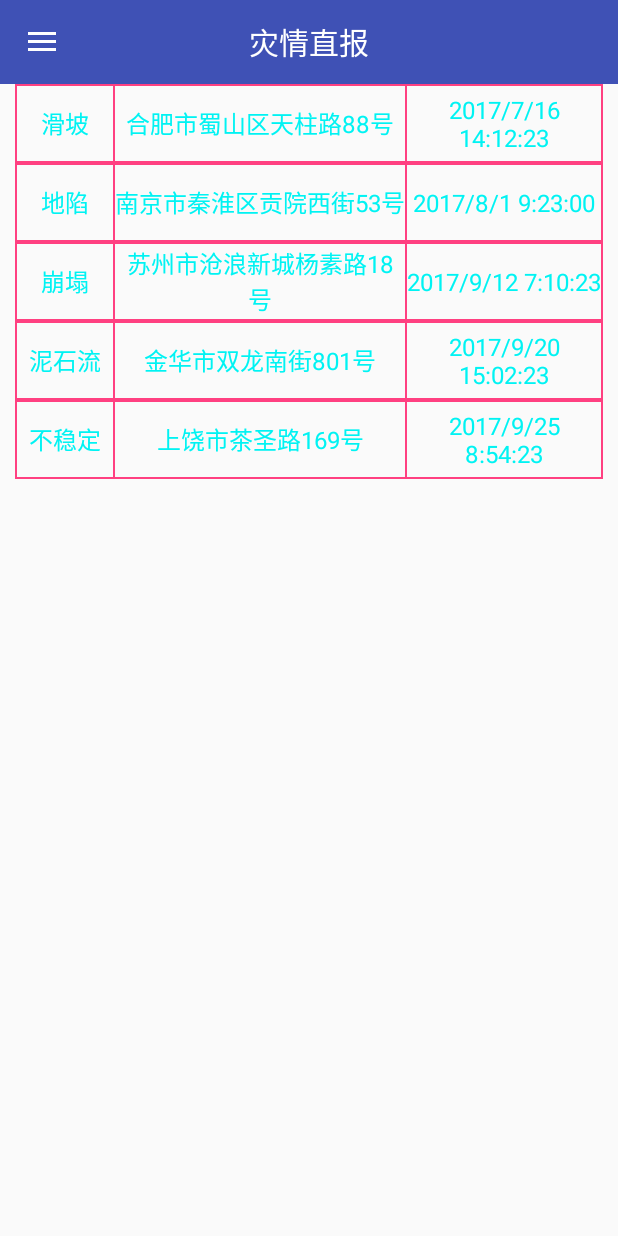
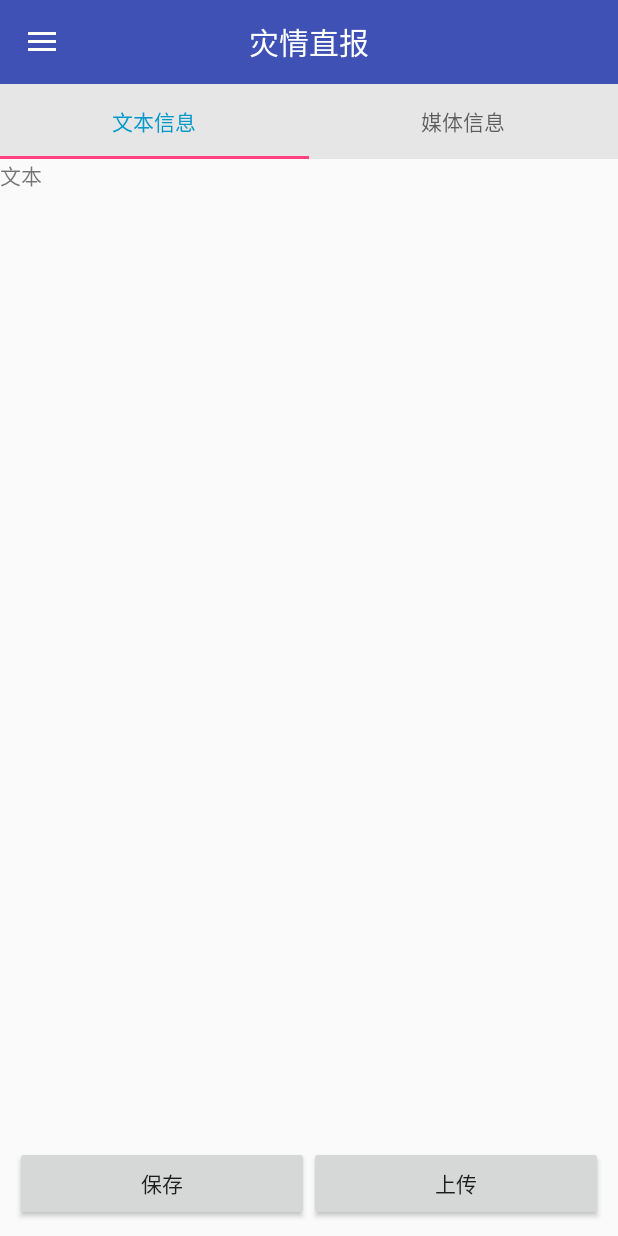
Before and after one commit to xingyufeifan/YNGSAGP, an Android app: the MainActivity screen opened directly, with no data from a screen before it, on a phone screen of 412 x 824 dp. Run offline under Robolectric (Android 15) with nearby library versions, the phone set to English and light mode, and no system bars; our stand-ins replace ButterKnife.

Commit message:
灾情直报布局

```diff
--- a/app/src/main/java/com/nandi/yngsagp/activity/MainActivity.java
+++ b/app/src/main/java/com/nandi/yngsagp/activity/MainActivity.java
@@ -19,8 +19,8 @@ import android.widget.TextView;
 
 import com.nandi.yngsagp.Constant;
 import com.nandi.yngsagp.R;
-import com.nandi.yngsagp.fragment.DangerFragment;
-import com.nandi.yngsagp.fragment.DisasterFragment;
+import com.nandi.yngsagp.fragment.DangerReportFragment;
+import com.nandi.yngsagp.fragment.DisasterReportFragment;
 import com.nandi.yngsagp.fragment.ModifyFragment;
 import com.nandi.yngsagp.utils.SharedUtils;
 
@@ -84,8 +84,8 @@ public class MainActivity extends BaseActivity implements NavigationView.OnNavig
         toggle.syncState();
         navView.setNavigationItemSelectedListener(this);
         tvTitle.setText("灾情直报");
-        DisasterFragment disasterFragment=new DisasterFragment();
-        transaction(disasterFragment);;
+        DisasterReportFragment disasterReportFragment =new DisasterReportFragment();
+        transaction(disasterReportFragment);;
     }
 
     @Override
@@ -94,14 +94,14 @@ public class MainActivity extends BaseActivity implements NavigationView.OnNavig
         switch (id) {
             case R.id.nav_disaster_edit:
                 tvTitle.setText("灾情直报");
-                DisasterFragment disasterFragment=new DisasterFragment();
-                transaction(disasterFragment);
+                DisasterReportFragment disasterReportFragment =new DisasterReportFragment();
+                transaction(disasterReportFragment);
 
                 break;
             case R.id.nav_danger_edit:
                 tvTitle.setText("险情速报");
-                DangerFragment dangerFragment=new DangerFragment();
-                transaction(dangerFragment);
+                DangerReportFragment dangerReportFragment =new DangerReportFragment();
+                transaction(dangerReportFragment);
 
                 break;
             case R.id.nav_disaster_handle:
--- a/app/src/main/java/com/nandi/yngsagp/fragment/DisasterFragment.java
+++ /dev/null
@@ -1,95 +0,0 @@
-package com.nandi.yngsagp.fragment;
-
-
-import android.app.Fragment;
-import android.os.Bundle;
-import android.support.annotation.Nullable;
-import android.support.v4.widget.SwipeRefreshLayout;
-import android.support.v7.widget.LinearLayoutManager;
-import android.support.v7.widget.RecyclerView;
-import android.view.LayoutInflater;
-import android.view.View;
-import android.view.ViewGroup;
-import android.widget.LinearLayout;
-
-import com.nandi.yngsagp.R;
-import com.nandi.yngsagp.adapter.DisasterAdapter;
-import com.nandi.yngsagp.bean.DisasterUBean;
-
-import java.util.ArrayList;
-import java.util.List;
-
-import butterknife.BindView;
-import butterknife.ButterKnife;
-import butterknife.Unbinder;
-
-
-/**
- * Created by qingsong on 2017/11/15.
- */
-
-public class DisasterFragment extends Fragment {
-
-    @BindView(R.id.disaster_show)
-    RecyclerView disasterShow;
-    @BindView(R.id.disaster_refresh)
-    SwipeRefreshLayout disasterRefresh;
-    Unbinder unbinder;
-    private RecyclerView.Adapter mAdapter;
-    private List<DisasterUBean> beanList;
-
-    public static DisasterFragment newInstance(String info) {
-        Bundle args = new Bundle();
-        DisasterFragment fragment = new DisasterFragment();
-        args.putString("info", info);
-        fragment.setArguments(args);
-        return fragment;
-    }
-
-    @Nullable
-    @Override
-    public View onCreateView(LayoutInflater inflater, @Nullable ViewGroup container, @Nullable Bundle savedInstanceState) {
-        View view = inflater.inflate(R.layout.fragment_disaster, container, false);
-        unbinder = ButterKnife.bind(this, view);
-        initRecycler();
-        refreshDisaster();
-        return view;
-    }
-
-    private void initRecycler() {
-        LinearLayoutManager mLayoutManager = new LinearLayoutManager(getActivity());
-        mLayoutManager.setOrientation(LinearLayout.VERTICAL);
-        disasterShow.setLayoutManager(mLayoutManager);
-        initData();
-        mAdapter = new DisasterAdapter(getActivity(), beanList);
-        disasterShow.setAdapter(mAdapter);
-    }
-
-    /**
-     * 刷新当前界面
-     */
-    private void refreshDisaster() {
-        disasterRefresh.setColorSchemeResources(R.color.colorPrimary);
-        disasterRefresh.setOnRefreshListener(new SwipeRefreshLayout.OnRefreshListener() {
-            @Override
-            public void onRefresh() {
-                initRecycler();
-                disasterRefresh.setRefreshing(false);
-            }
-        });
-    }
-
-    private void initData() {
-        beanList = new ArrayList<>();
-        beanList.add(new DisasterUBean("滑坡", "合肥市蜀山区天柱路88号", "2017/7/16 14:12:23"));
-        beanList.add(new DisasterUBean("地陷", "南京市秦淮区贡院西街53号", "2017/8/1 9:23:00"));
-        beanList.add(new DisasterUBean("崩塌", "苏州市沧浪新城杨素路18号", "2017/9/12 7:10:23"));
-        beanList.add(new DisasterUBean("泥石流", "金华市双龙南街801号", "2017/9/20 15:02:23"));
-        beanList.add(new DisasterUBean("不稳定", "上饶市茶圣路169号", "2017/9/25 8:54:23"));
-    }
-    @Override
-    public void onDestroyView() {
-        super.onDestroyView();
-        unbinder.unbind();
-    }
-}
--- /dev/null
+++ b/app/src/main/java/com/nandi/yngsagp/fragment/DisasterReportFragment.java
@@ -0,0 +1,86 @@
+package com.nandi.yngsagp.fragment;
+
+
+import android.app.Fragment;
+import android.os.Bundle;
+import android.support.annotation.Nullable;
+import android.support.design.widget.TabLayout;
+import android.view.LayoutInflater;
+import android.view.View;
+import android.view.ViewGroup;
+import android.widget.Button;
+import android.widget.ScrollView;
+
+import com.nandi.yngsagp.R;
+
+import butterknife.BindView;
+import butterknife.ButterKnife;
+import butterknife.Unbinder;
+
+
+/**
+ * Created by qingsong on 2017/11/15.
+ */
+
+public class DisasterReportFragment extends Fragment {
+
+    Unbinder unbinder;
+    @BindView(R.id.tab_layout)
+    TabLayout tabLayout;
+    @BindView(R.id.text_layout)
+    ScrollView textLayout;
+    @BindView(R.id.media_layout)
+    ScrollView mediaLayout;
+    @BindView(R.id.btn_upload)
+    Button btnUpload;
+
+
+    @Nullable
+    @Override
+    public View onCreateView(LayoutInflater inflater, @Nullable ViewGroup container, @Nullable Bundle savedInstanceState) {
+        View view = inflater.inflate(R.layout.fragment_disaster_report, container, false);
+        unbinder = ButterKnife.bind(this, view);
+        initData();
+        initViews();
+        setListener();
+        return view;
+    }
+
+    private void setListener() {
+        tabLayout.addOnTabSelectedListener(new TabLayout.OnTabSelectedListener() {
+            @Override
+            public void onTabSelected(TabLayout.Tab tab) {
+                int position = tab.getPosition();
+                if (position==0){
+                    textLayout.setVisibility(View.VISIBLE);
+                    mediaLayout.setVisibility(View.INVISIBLE);
+                }else {
+                    textLayout.setVisibility(View.INVISIBLE);
+                    mediaLayout.setVisibility(View.VISIBLE);
+                }
+            }
+            @Override
+            public void onTabUnselected(TabLayout.Tab tab) {
+            }
+            @Override
+            public void onTabReselected(TabLayout.Tab tab) {
+            }
+        });
+    }
+
+    private void initViews() {
+        tabLayout.addTab(tabLayout.newTab().setText("文本信息"),0,true);
+        tabLayout.addTab(tabLayout.newTab().setText("媒体信息"),1);
+    }
+
+    private void initData() {
+
+    }
+
+
+    @Override
+    public void onDestroyView() {
+        super.onDestroyView();
+        unbinder.unbind();
+    }
+}
--- a/app/src/main/res/layout/fragment_disaster.xml
+++ /dev/null
@@ -1,20 +0,0 @@
-<?xml version="1.0" encoding="utf-8"?>
-<RelativeLayout
-    xmlns:android="http://schemas.android.com/apk/res/android" android:layout_width="match_parent"
-    android:layout_height="match_parent">
-
-    <android.support.v4.widget.SwipeRefreshLayout
-        android:id="@+id/disaster_refresh"
-        android:layout_width="match_parent"
-        android:layout_height="match_parent">
-
-        <android.support.v7.widget.RecyclerView
-            android:id="@+id/disaster_show"
-            android:layout_width="match_parent"
-            android:layout_height="wrap_content">
-
-        </android.support.v7.widget.RecyclerView>
-
-    </android.support.v4.widget.SwipeRefreshLayout>
-
-</RelativeLayout>
--- /dev/null
+++ b/app/src/main/res/layout/fragment_disaster_report.xml
@@ -0,0 +1,79 @@
+<?xml version="1.0" encoding="utf-8"?>
+<RelativeLayout xmlns:android="http://schemas.android.com/apk/res/android"
+    xmlns:app="http://schemas.android.com/apk/res-auto"
+    android:layout_width="match_parent"
+    android:layout_height="match_parent">
+
+    <android.support.design.widget.TabLayout
+        android:id="@+id/tab_layout"
+        android:layout_width="match_parent"
+        android:layout_height="50dp"
+        app:tabBackground="@color/holo_light_primary"
+        app:tabIndicatorColor="@color/colorLine"
+        app:tabSelectedTextColor="@android:color/holo_blue_dark">
+
+    </android.support.design.widget.TabLayout>
+
+    <ScrollView
+        android:id="@+id/text_layout"
+        android:layout_width="match_parent"
+        android:layout_height="match_parent"
+        android:layout_above="@+id/btn_upload"
+        android:layout_below="@+id/tab_layout"
+        android:visibility="visible">
+
+        <LinearLayout
+            android:layout_width="match_parent"
+            android:layout_height="wrap_content"
+            android:orientation="vertical">
+
+            <TextView
+                android:layout_width="wrap_content"
+                android:layout_height="wrap_content"
+                android:text="文本" />
+        </LinearLayout>
+    </ScrollView>
+
+    <ScrollView
+        android:id="@+id/media_layout"
+        android:layout_width="match_parent"
+        android:layout_height="match_parent"
+        android:layout_above="@+id/btn_upload"
+        android:layout_below="@+id/tab_layout"
+        android:visibility="invisible">
+
+        <LinearLayout
+            android:layout_width="match_parent"
+            android:layout_height="wrap_content"
+            android:orientation="vertical">
+
+            <TextView
+                android:layout_width="wrap_content"
+                android:layout_height="wrap_content"
+                android:text="媒体" />
+        </LinearLayout>
+    </ScrollView>
+
+    <LinearLayout
+        android:layout_width="match_parent"
+        android:layout_height="wrap_content"
+        android:layout_alignParentBottom="true"
+        android:padding="10dp"
+        android:orientation="horizontal">
+
+        <Button
+            android:id="@+id/btn_save"
+            android:layout_width="0dp"
+            android:layout_weight="1"
+            android:layout_height="50dp"
+            android:text="保存" />
+
+        <Button
+            android:id="@+id/btn_upload"
+            android:layout_width="0dp"
+            android:layout_weight="1"
+            android:layout_height="50dp"
+            android:text="上传" />
+
+    </LinearLayout>
+</RelativeLayout>
--- a/app/src/main/res/values/colors.xml
+++ b/app/src/main/res/values/colors.xml
@@ -6,4 +6,5 @@
     <color name="colorLine">#FF4081</color>
     <color name="header_left_text">#222222</color>
     <color name="header_right_text">#ffffff</color>
+    <color name="holo_light_primary">#ffe6e6e6</color>
 </resources>
```
Also changed, not shown: app/src/main/java/com/nandi/yngsagp/fragment/DangerFragment.java (deleted, +0 -95 lines), app/src/main/java/com/nandi/yngsagp/fragment/DangerReportFragment.java (added, +50 -0 lines), app/src/main/res/layout/fragment_danger.xml (deleted, +0 -20 lines), app/src/main/res/layout/fragment_danger_report.xml (added, +7 -0 lines).
